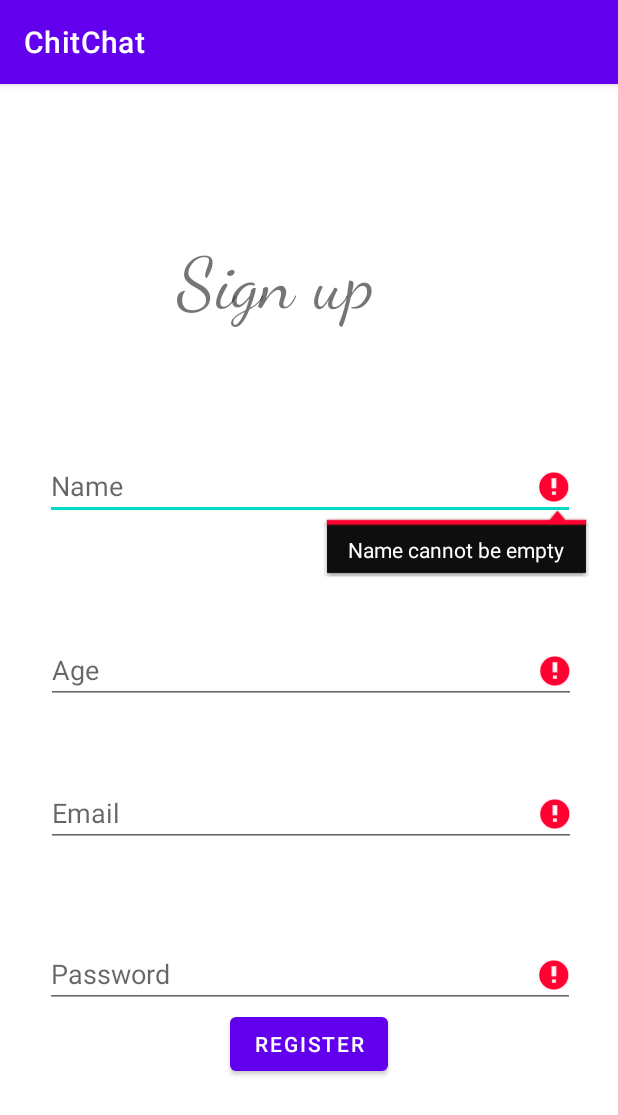
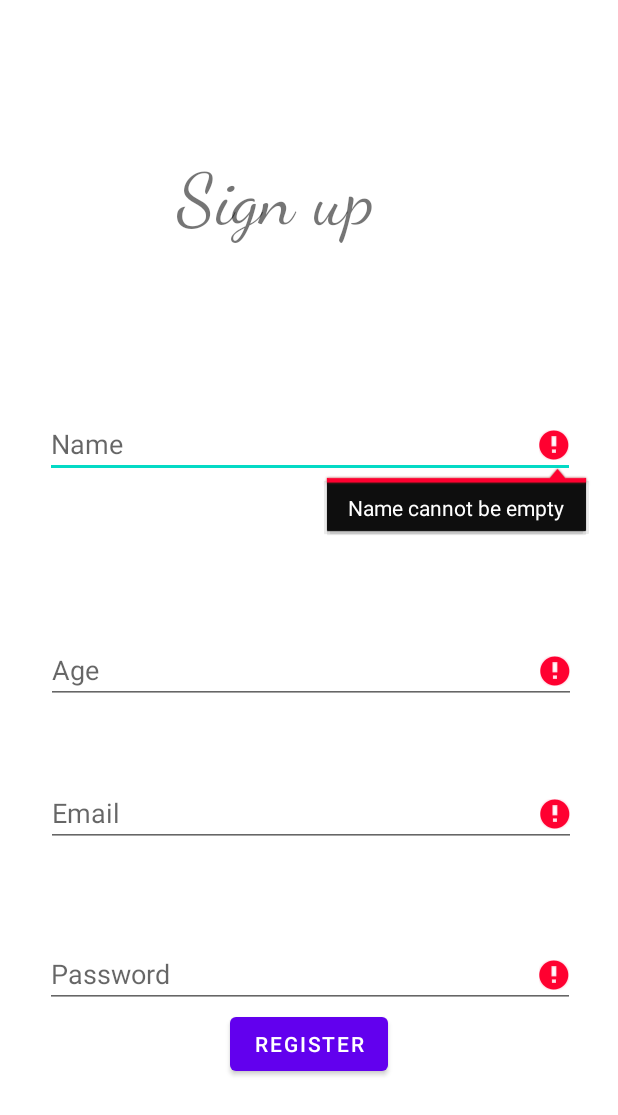
Before and after one commit to HariomJoshi/ChitChat, an Android app: the SignUp screen opened directly, with no data from a screen before it, after a tap on "REGISTER", on a phone screen of 412 x 824 dp. Shown: the top 1115 px of the screen. Run offline under Robolectric (Android 15) with nearby library versions, the phone set to English and light mode, and no system bars; our stand-ins replace Firebase (no records; nobody signed in at launch, a user with empty details on screens opened directly); 1 statement that could not run was skipped.

Commit message:
slight changes

```diff
--- a/app/src/main/java/com/example/chitchat/LogIn.kt
+++ b/app/src/main/java/com/example/chitchat/LogIn.kt
@@ -20,6 +20,8 @@ class LogIn : AppCompatActivity() {
     override fun onCreate(savedInstanceState: Bundle?) {
         super.onCreate(savedInstanceState)
         setContentView(R.layout.activity_login)
+
+        supportActionBar?.hide()
 
         // initializing firebase authentication
         mAuth = FirebaseAuth.getInstance()
--- a/app/src/main/java/com/example/chitchat/SignUp.kt
+++ b/app/src/main/java/com/example/chitchat/SignUp.kt
@@ -23,6 +23,7 @@ import com.google.firebase.auth.FirebaseAuthWeakPasswordException
     override fun onCreate(savedInstanceState: Bundle?) {
         super.onCreate(savedInstanceState)
         setContentView(R.layout.activity_sign_up)
+        supportActionBar?.hide()
 
         mAuth = FirebaseAuth.getInstance()
 
@@ -40,7 +41,7 @@ import com.google.firebase.auth.FirebaseAuthWeakPasswordException
             val password = edtPassword.text.toString()
             val age = edtAge.text.toString()
 
-            if (email.trim().isNotEmpty() && password.trim().isNotEmpty() && age.trim().isNotEmpty()) {
+            if (name.trim().isNotEmpty() &&  email.trim().isNotEmpty() && password.trim().isNotEmpty() && age.trim().isNotEmpty() && password.trim().length >=6 && age.trim().toInt() >=16) {
                 signUp(email, password)
             }
             // handling empty text fields
@@ -51,9 +52,12 @@ import com.google.firebase.auth.FirebaseAuthWeakPasswordException
                     edtEmail.error = "Email cannot be empty"
                 if (password.trim().isEmpty())
                     edtPassword.error = "Password cannot be empty"
-                if (age.trim().isEmpty()){
+                if(password.trim().length<6)
+                    edtPassword.error = "Password must be at least 6 digits"
+                if (age.trim().isEmpty())
                     edtAge.error = "Age cannot be empty"
-                }
+                if(age.trim().toInt()<16)
+                    edtAge.error = "Age must be bigger than 16"
             }
         }
 
@@ -69,7 +73,8 @@ import com.google.firebase.auth.FirebaseAuthWeakPasswordException
                     val intent = Intent(this@SignUp, MainActivity:: class.java)
                     startActivity(intent)
 
-                } else {
+                }
+                else {
                     // display error message
                     Toast.makeText(this@SignUp, "Some error occured", Toast.LENGTH_SHORT).show()
 
--- a/app/src/main/res/values/themes.xml
+++ b/app/src/main/res/values/themes.xml
@@ -1,6 +1,6 @@
 <resources xmlns:tools="http://schemas.android.com/tools">
     <!-- Base application theme. -->
-    <style name="Theme.ChitChat" parent="Theme.MaterialComponents.DayNight.DarkActionBar">
+    <style name="Theme.ChitChat" parent="Theme.MaterialComponents.DayNight">
         <!-- Primary brand color. -->
         <item name="colorPrimary">@color/purple_500</item>
         <item name="colorPrimaryVariant">@color/purple_700</item>
```
